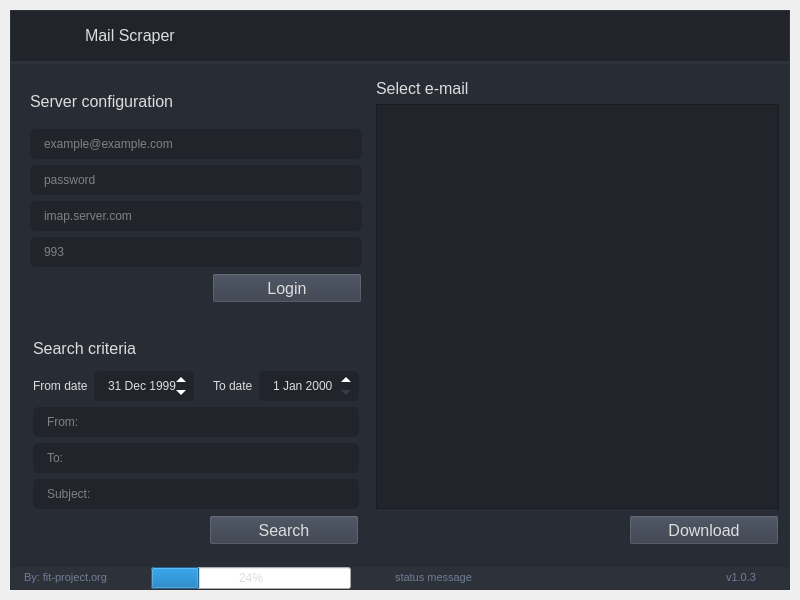
fit-project/fit, file ui/mail/mail.ui: the form before one commit.
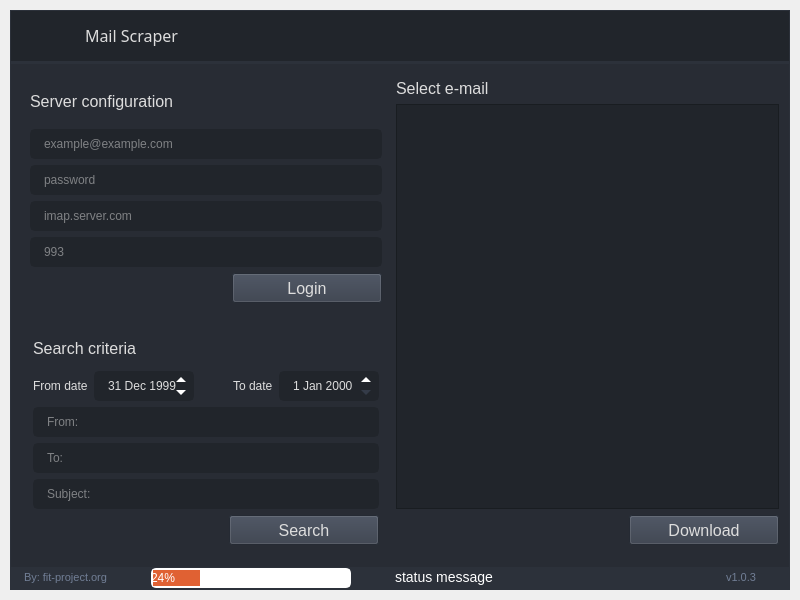
The form after the commit. Icons and pictures are not drawn.

What changed in the file:
```diff
--- a/ui/mail/mail.ui
+++ b/ui/mail/mail.ui
@@ -696,16 +696,13 @@
                   </property>
                   <property name="font">
                    <font>
-                    <family>Segoe UI</family>
+                    <family>Segoe UI Semibold</family>
                     <pointsize>12</pointsize>
-                    <weight>9</weight>
+                    <weight>7</weight>
                     <italic>false</italic>
                     <bold>false</bold>
                    </font>
                   </property>
-                  <property name="styleSheet">
-                   <string notr="true">font: 75 12pt &quot;Segoe UI&quot;;</string>
-                  </property>
                   <property name="text">
                    <string>Mail Scraper</string>
                   </property>
@@ -942,7 +939,7 @@
                  <widget class="QFrame" name="leftContent">
                   <property name="maximumSize">
                    <size>
-                    <width>350</width>
+                    <width>370</width>
                     <height>16777215</height>
                    </size>
                   </property>
@@ -1139,7 +1136,7 @@
                      </property>
                      <layout class="QVBoxLayout" name="verticalLayout_11">
                       <property name="spacing">
-                       <number>-1</number>
+                       <number>6</number>
                       </property>
                       <property name="leftMargin">
                        <number>12</number>
@@ -1811,9 +1808,23 @@
                   <property name="maximumSize">
                    <size>
                     <width>200</width>
-                    <height>16777215</height>
+                    <height>20</height>
                    </size>
                   </property>
+                  <property name="styleSheet">
+                   <string notr="true">QProgressBar
+{
+    color: #ffffff;
+    border-style: outset;
+border-width: 2px;
+    border-radius: 5px;
+    text-align: left;
+}
+QProgressBar::chunk
+{
+    background-color:#e06133;
+}</string>
+                  </property>
                   <property name="value">
                    <number>24</number>
                   </property>
@@ -1843,6 +1854,10 @@
                     <height>0</height>
                    </size>
                   </property>
+                  <property name="styleSheet">
+                   <string notr="true">font-size:14px;
+color:#ffffff;</string>
+                  </property>
                   <property name="text">
                    <string>status message</string>
                   </property>
```
Left out of the diff: 10 changed lines with no effect on the pictures.
